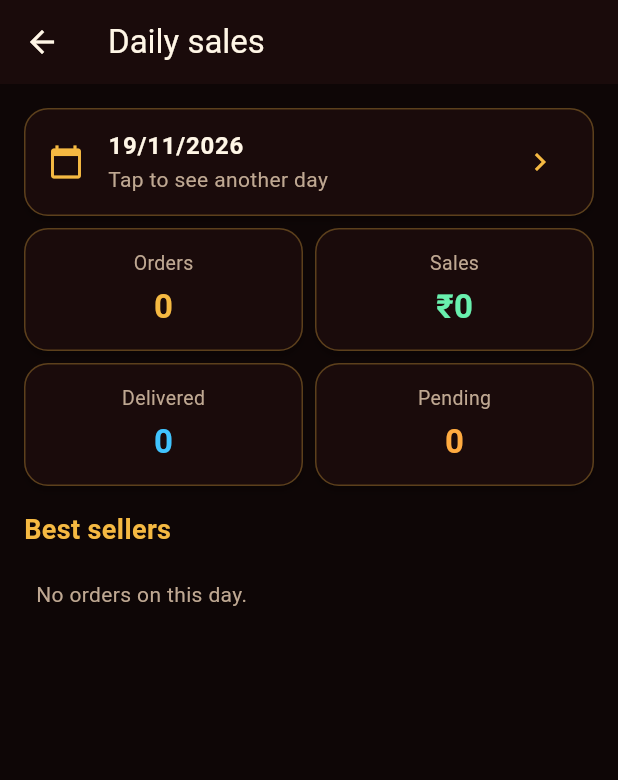
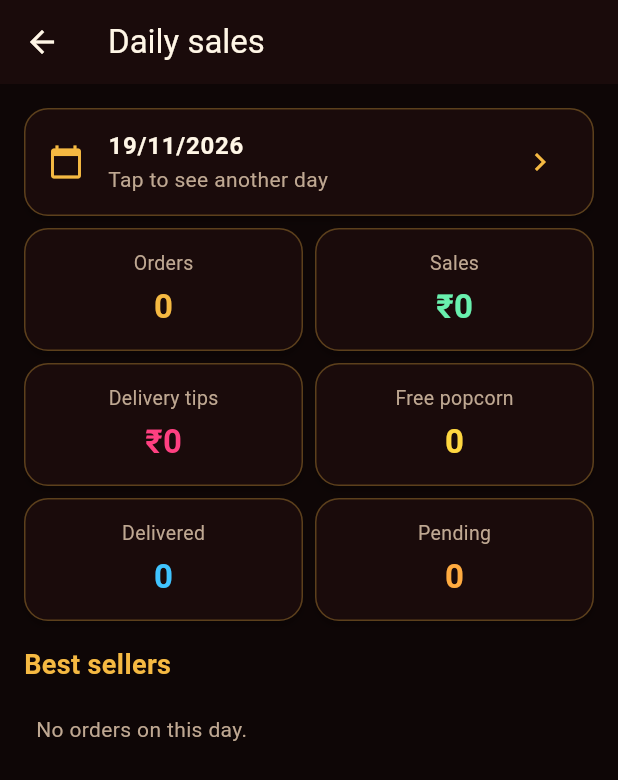
Before and after one commit to mjoopersonal-debug/Shafaz-Grand-Canteen, a Flutter app: the SalesScreen screen opened directly, on a phone screen of 412 x 824 dp. Shown: the top 780 px of the screen. Run offline on Flutter 3.47's test engine with Material 3 defaults, Android fonts, the phone set to English and light mode, and no system bars; our stand-ins replace cloud_firestore, firebase_auth, firebase_core, image_picker, permission_handler; missing offline and left inert: alarm, flutter_foreground_task; accounts and stored records are empty.

Commit message:
Update sales and tips calculation in sales_screen.dart
Refactor sales calculation to separate sales and tips.

```diff
--- a/lib/sales_screen.dart
+++ b/lib/sales_screen.dart
@@ -61,14 +61,20 @@ class _SalesState extends State<SalesScreen> {
           }
           if (!snap.hasData) return const Center(child: CircularProgressIndicator());
 
-          double total = 0;
+          double sales = 0;
+          double tips = 0;
           int delivered = 0;
           int pending = 0;
+          int freePopcorn = 0;
           final qty = <String, int>{};
           final money = <String, double>{};
           for (final doc in snap.data!.docs) {
             final d = doc.data() as Map<String, dynamic>;
-            total += (d['total'] as num?)?.toDouble() ?? 0;
+            final total = (d['total'] as num?)?.toDouble() ?? 0;
+            final tip = (d['tip'] as num?)?.toDouble() ?? 0;
+            sales += total - tip;
+            tips += tip;
+            if ((d['pointsUsed'] as num?) != null && (d['pointsUsed'] as num) > 0) freePopcorn++;
             if (d['status'] == 'Delivered') {
               delivered++;
             } else {
@@ -99,7 +105,11 @@ class _SalesState extends State<SalesScreen> {
               ),
               Row(children: [
                 _stat('Orders', '${snap.data!.docs.length}', gold),
-                _stat('Sales', '₹${total.round()}', Colors.greenAccent),
+                _stat('Sales', '₹${sales.round()}', Colors.greenAccent),
+              ]),
+              Row(children: [
+                _stat('Delivery tips', '₹${tips.round()}', Colors.pinkAccent),
+                _stat('Free popcorn', '$freePopcorn', Colors.amberAccent),
               ]),
               Row(children: [
                 _stat('Delivered', '$delivered', Colors.lightBlueAccent),
```
